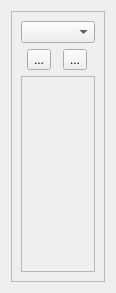
The window that branches/early-clip/ui/selectgenomewidget.ui (bitsed/qosmic) describes before a commit, drawn with Qt 5.
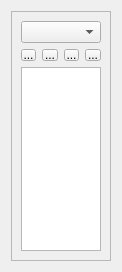
The same window after the commit. Icons and pictures are not drawn. Custom widgets are drawn as their Qt base class.

What changed in the file:
```diff
--- a/branches/early-clip/ui/selectgenomewidget.ui
+++ b/branches/early-clip/ui/selectgenomewidget.ui
@@ -6,8 +6,8 @@
    <rect>
     <x>0</x>
     <y>0</y>
-    <width>116</width>
-    <height>293</height>
+    <width>122</width>
+    <height>272</height>
    </rect>
   </property>
   <property name="windowTitle">
@@ -32,6 +32,18 @@
       </item>
       <item row="1" column="0">
        <widget class="QFrame" name="frame">
+        <property name="sizePolicy">
+         <sizepolicy hsizetype="Expanding" vsizetype="Maximum">
+          <horstretch>0</horstretch>
+          <verstretch>0</verstretch>
+         </sizepolicy>
+        </property>
+        <property name="minimumSize">
+         <size>
+          <width>1</width>
+          <height>1</height>
+         </size>
+        </property>
         <property name="frameShape">
          <enum>QFrame::NoFrame</enum>
         </property>
@@ -44,6 +56,21 @@
          </property>
          <item>
           <widget class="QToolButton" name="m_addButton">
+           <property name="sizePolicy">
+            <sizepolicy hsizetype="Maximum" vsizetype="Maximum">
+             <horstretch>0</horstretch>
+             <verstretch>0</verstretch>
+            </sizepolicy>
+           </property>
+           <property name="minimumSize">
+            <size>
+             <width>1</width>
+             <height>1</height>
+            </size>
+           </property>
+           <property name="toolTip">
+            <string>duplicate genome</string>
+           </property>
            <property name="text">
             <string>...</string>
            </property>
@@ -61,6 +88,21 @@
          </item>
          <item>
           <widget class="QToolButton" name="m_deleteButton">
+           <property name="sizePolicy">
+            <sizepolicy hsizetype="Maximum" vsizetype="Maximum">
+             <horstretch>0</horstretch>
+             <verstretch>0</verstretch>
+            </sizepolicy>
+           </property>
+           <property name="minimumSize">
+            <size>
+             <width>1</width>
+             <height>1</height>
+            </size>
+           </property>
+           <property name="toolTip">
+            <string>remove genome</string>
+           </property>
            <property name="text">
             <string>...</string>
            </property>
@@ -76,34 +118,90 @@
            </property>
           </widget>
          </item>
+         <item>
+          <widget class="QToolButton" name="m_clearTrianglesButton">
+           <property name="sizePolicy">
+            <sizepolicy hsizetype="Maximum" vsizetype="Maximum">
+             <horstretch>0</horstretch>
+             <verstretch>0</verstretch>
+            </sizepolicy>
+           </property>
+           <property name="minimumSize">
+            <size>
+             <width>1</width>
+             <height>1</height>
+            </size>
+           </property>
+           <property name="toolTip">
+            <string>clear triangles</string>
+           </property>
+           <property name="text">
+            <string>...</string>
+           </property>
+           <property name="icon">
+            <iconset resource="../qosmic.qrc">
+             <normaloff>:/icons/silk/page_green.xpm</normaloff>:/icons/silk/page_green.xpm</iconset>
+           </property>
+          </widget>
+         </item>
+         <item>
+          <widget class="QToolButton" name="m_configButton">
+           <property name="sizePolicy">
+            <sizepolicy hsizetype="Maximum" vsizetype="Maximum">
+             <horstretch>0</horstretch>
+             <verstretch>0</verstretch>
+            </sizepolicy>
+           </property>
+           <property name="minimumSize">
+            <size>
+             <width>1</width>
+             <height>1</height>
+            </size>
+           </property>
+           <property name="toolTip">
+            <string>configure</string>
+           </property>
+           <property name="text">
+            <string>...</string>
+           </property>
+           <property name="icon">
+            <iconset resource="../qosmic.qrc">
+             <normaloff>:/icons/silk/bullet_wrench.xpm</normaloff>:/icons/silk/bullet_wrench.xpm</iconset>
+           </property>
+          </widget>
+         </item>
         </layout>
        </widget>
       </item>
       <item row="2" column="0">
-       <widget class="QScrollArea" name="scrollArea">
-        <property name="horizontalScrollBarPolicy">
-         <enum>Qt::ScrollBarAlwaysOff</enum>
+       <widget class="GenomeVectorListView" name="m_genomesListView">
+        <property name="sizePolicy">
+         <sizepolicy hsizetype="Maximum" vsizetype="Expanding">
+          <horstretch>0</horstretch>
+          <verstretch>0</verstretch>
+         </sizepolicy>
         </property>
-        <property name="widgetResizable">
+        <property name="minimumSize">
+         <size>
+          <width>1</width>
+          <height>0</height>
+         </size>
+        </property>
+        <property name="acceptDrops">
          <bool>true</bool>
         </property>
-        <property name="alignment">
-         <set>Qt::AlignHCenter|Qt::AlignTop</set>
+        <property name="dragEnabled">
+         <bool>true</bool>
         </property>
-        <widget class="QWidget" name="scrollAreaWidgetContents">
-         <layout class="QVBoxLayout" name="verticalLayout_2">
-          <property name="margin">
-           <number>0</number>
-          </property>
-          <item>
-           <widget class="QFrame" name="m_buttonFrame">
-            <property name="autoFillBackground">
-             <bool>true</bool>
-            </property>
-           </widget>
-          </item>
-         </layout>
-        </widget>
+        <property name="dragDropMode">
+         <enum>QAbstractItemView::InternalMove</enum>
+        </property>
+        <property name="defaultDropAction">
+         <enum>Qt::MoveAction</enum>
+        </property>
+        <property name="movement">
+         <enum>QListView::Snap</enum>
+        </property>
        </widget>
       </item>
      </layout>
@@ -111,6 +209,13 @@
    </item>
   </layout>
  </widget>
+ <customwidgets>
+  <customwidget>
+   <class>GenomeVectorListView</class>
+   <extends>QListView</extends>
+   <header>genomevectorlistview.h</header>
+  </customwidget>
+ </customwidgets>
  <resources>
   <include location="../qosmic.qrc"/>
  </resources>
```
Left out of the diff: 6 changed lines with no effect on the pictures.
